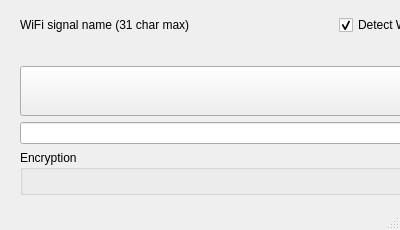
airboxlab/WifiConfigTool, file mainwindow.ui: the form before one commit.
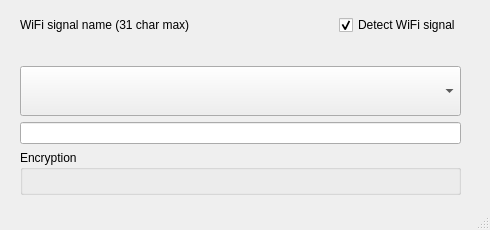
The form after the commit.

Commit message: Width adjusted to see the full interface, fixed clearing password every time

```diff
--- a/mainwindow.ui
+++ b/mainwindow.ui
@@ -6,7 +6,7 @@
    <rect>
     <x>0</x>
     <y>0</y>
-    <width>400</width>
+    <width>490</width>
     <height>230</height>
    </rect>
   </property>
@@ -24,7 +24,7 @@
   </property>
   <property name="maximumSize">
    <size>
-    <width>400</width>
+    <width>490</width>
     <height>230</height>
    </size>
   </property>
```
The commit also changes 1 other file.
